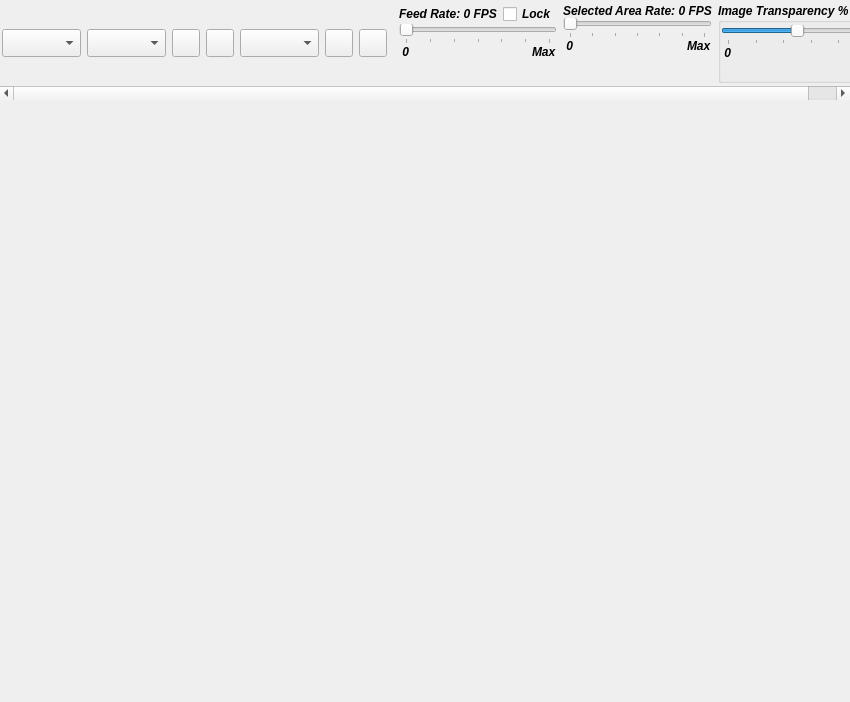
Qt form vigir_ocs_camera_view/src/ui/camera_view_widget.ui (team-vigir/vigir_ocs_common) before a commit.
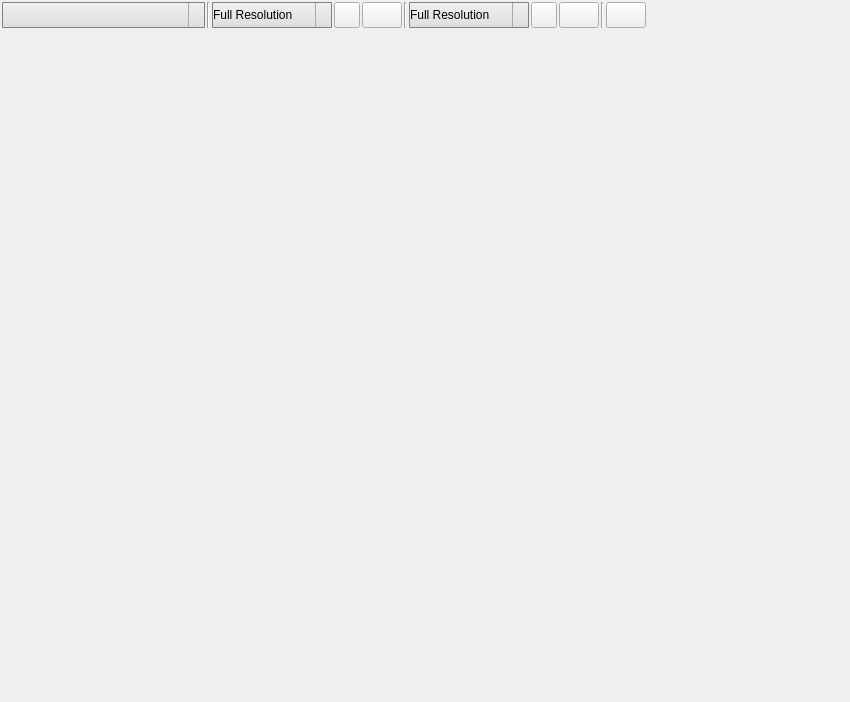
The same form after that commit. Icons and pictures are not drawn.

Commit message: several changes and fixes to the camera view

What changed in the file:
```diff
--- a/vigir_ocs_camera_view/src/ui/camera_view_widget.ui
+++ b/vigir_ocs_camera_view/src/ui/camera_view_widget.ui
@@ -37,16 +37,22 @@
    </property>
    <item>
     <widget class="QScrollArea" name="scrollArea">
+     <property name="sizePolicy">
+      <sizepolicy hsizetype="Expanding" vsizetype="Fixed">
+       <horstretch>0</horstretch>
+       <verstretch>0</verstretch>
+      </sizepolicy>
+     </property>
      <property name="minimumSize">
       <size>
        <width>0</width>
-       <height>0</height>
+       <height>30</height>
       </size>
      </property>
      <property name="maximumSize">
       <size>
        <width>16777215</width>
-       <height>100</height>
+       <height>30</height>
       </size>
      </property>
      <property name="font">
@@ -64,10 +70,10 @@
       <number>0</number>
      </property>
      <property name="verticalScrollBarPolicy">
-      <enum>Qt::ScrollBarAsNeeded</enum>
+      <enum>Qt::ScrollBarAlwaysOff</enum>
      </property>
      <property name="horizontalScrollBarPolicy">
-      <enum>Qt::ScrollBarAsNeeded</enum>
+      <enum>Qt::ScrollBarAlwaysOff</enum>
      </property>
      <property name="widgetResizable">
       <bool>true</bool>
@@ -77,8 +83,8 @@
        <rect>
         <x>0</x>
         <y>0</y>
-        <width>871</width>
-        <height>84</height>
+        <width>850</width>
+        <height>30</height>
        </rect>
       </property>
       <property name="sizePolicy">
@@ -88,6 +94,9 @@
        </sizepolicy>
       </property>
       <layout class="QHBoxLayout" name="horizontalLayout_2">
+       <property name="spacing">
+        <number>2</number>
+       </property>
        <property name="margin">
         <number>2</number>
        </property>
@@ -102,23 +111,98 @@
            <verstretch>0</verstretch>
           </sizepolicy>
          </property>
+         <property name="minimumSize">
+          <size>
+           <width>100</width>
+           <height>0</height>
+          </size>
+         </property>
          <property name="maximumSize">
           <size>
            <width>16777215</width>
-           <height>28</height>
+           <height>26</height>
           </size>
          </property>
+         <property name="font">
+          <font>
+           <pointsize>-1</pointsize>
+           <weight>50</weight>
+           <italic>false</italic>
+           <bold>false</bold>
+          </font>
+         </property>
          <property name="focusPolicy">
           <enum>Qt::TabFocus</enum>
          </property>
          <property name="toolTip">
           <string>&lt;html&gt;&lt;head/&gt;&lt;body&gt;&lt;p&gt;Change the camera topic.&lt;/p&gt;&lt;/body&gt;&lt;/html&gt;</string>
          </property>
+         <property name="styleSheet">
+          <string notr="true"> QComboBox {
+     border: 1px solid gray;
+     border-radius: 1px;
+     padding: 1px 18px 1px 0px;
+     font: &quot;Ubuntu&quot;;
+     font-size: 12px;
+ }
+
+ QComboBox:editable {
+     background: white;
+ }
+
+ QComboBox:!editable, QComboBox::drop-down:editable {
+      background: qlineargradient(spread:pad, x1:0, y1:0, x2:0, y2:1, stop:0 rgba(240, 240, 240, 255), stop:1 rgba(222, 222, 222, 255));
+ }
+
+ /* QComboBox gets the &quot;on&quot; state when the popup is open */
+ QComboBox:!editable:on, QComboBox::drop-down:editable:on {
+     background: qlineargradient(x1: 0, y1: 0, x2: 0, y2: 1,
+                                 stop: 0 #D3D3D3, stop: 0.4 #D8D8D8,
+                                 stop: 0.5 #DDDDDD, stop: 1.0 #E1E1E1);
+ }
+
+ QComboBox:on { /* shift the text when the popup opens */
+     padding-top: 3px;
+     padding-left: 4px;
+ }
+
+ QComboBox::drop-down {
+     subcontrol-origin: padding;
+     subcontrol-position: top right;
+     width: 15px;
+
+     border-left-width: 1px;
+     border-left-color: darkgray;
+     border-left-style: solid; /* just a single line */
+     border-top-right-radius: 3px; /* same radius as the QComboBox */
+     border-bottom-right-radius: 3px;
+     background: qlineargradient(x1: 0, y1: 0, x2: 0, y2: 1,
+                                  stop: 0 #E1E1E1, stop: 0.4 #DDDDDD,
+                                  stop: 0.5 #D8D8D8, stop: 1.0 #D3D3D3);
+ }
+
+ QComboBox::down-arrow:on { /* shift the arrow when popup is open */
+     top: 1px;
+     left: 1px;
+ }
+
+ QComboBox QAbstractItemView {
+     border: 2px solid darkgray;
+     selection-background-color: lightgray;
+ }</string>
+         </property>
          <property name="insertPolicy">
           <enum>QComboBox::InsertAtTop</enum>
          </property>
         </widget>
        </item>
+       <item>
+        <widget class="Line" name="line">
+         <property name="orientation">
+          <enum>Qt::Vertical</enum>
+         </property>
+        </widget>
+       </item>
        <item>
         <widget class="QComboBox" name="feed_resolution">
          <property name="sizePolicy">
@@ -129,16 +213,103 @@
          </property>
          <property name="maximumSize">
           <size>
-           <width>90</width>
-           <height>28</height>
+           <width>120</width>
+           <height>26</height>
           </size>
          </property>
+         <property name="font">
+          <font>
+           <pointsize>-1</pointsize>
+           <weight>50</weight>
+           <italic>false</italic>
+           <bold>false</bold>
+          </font>
+         </property>
          <property name="toolTip">
           <string>&lt;html&gt;&lt;head/&gt;&lt;body&gt;&lt;p&gt;Change the image resolution.&lt;/p&gt;&lt;/body&gt;&lt;/html&gt;</string>
          </property>
+         <property name="styleSheet">
+          <string notr="true"> QComboBox {
+     border: 1px solid gray;
+     border-radius: 1px;
+     padding: 1px 18px 1px 0px;
+     font: &quot;Ubuntu&quot;;
+     font-size: 12px;
+ }
+
+ QComboBox:editable {
+     background: white;
+ }
+
+ QComboBox:!editable, QComboBox::drop-down:editable {
+      background: qlineargradient(spread:pad, x1:0, y1:0, x2:0, y2:1, stop:0 rgba(240, 240, 240, 255), stop:1 rgba(222, 222, 222, 255));
+ }
+
+ /* QComboBox gets the &quot;on&quot; state when the popup is open */
+ QComboBox:!editable:on, QComboBox::drop-down:editable:on {
+     background: qlineargradient(x1: 0, y1: 0, x2: 0, y2: 1,
+                                 stop: 0 #D3D3D3, stop: 0.4 #D8D8D8,
+                                 stop: 0.5 #DDDDDD, stop: 1.0 #E1E1E1);
+ }
+
+ QComboBox:on { /* shift the text when the popup opens */
+     padding-top: 3px;
+     padding-left: 4px;
+ }
+
+ QComboBox::drop-down {
+     subcontrol-origin: padding;
+     subcontrol-position: top right;
+     width: 15px;
+
+     border-left-width: 1px;
+     border-left-color: darkgray;
+     border-left-style: solid; /* just a single line */
+     border-top-right-radius: 3px; /* same radius as the QComboBox */
+     border-bottom-right-radius: 3px;
+     background: qlineargradient(x1: 0, y1: 0, x2: 0, y2: 1,
+                                  stop: 0 #E1E1E1, stop: 0.4 #DDDDDD,
+                                  stop: 0.5 #D8D8D8, stop: 1.0 #D3D3D3);
+ }
+
+ QComboBox::down-arrow:on { /* shift the arrow when popup is open */
+     top: 1px;
+     left: 1px;
+ }
+
+ QComboBox QAbstractItemView {
+     border: 2px solid darkgray;
+     selection-background-color: lightgray;
+ }</string>
+         </property>
          <property name="currentIndex">
-          <number>-1</number>
+          <number>0</number>
          </property>
+         <item>
+          <property name="text">
+           <string>Full Resolution</string>
+          </property>
+         </item>
+         <item>
+          <property name="text">
+           <string>High Resolution</string>
+          </property>
+         </item>
+         <item>
+          <property name="text">
+           <string>Medium Resolution</string>
+          </property>
+         </item>
+         <item>
+          <property name="text">
+           <string>Low Resolution</string>
+          </property>
+         </item>
+         <item>
+          <property name="text">
+           <string>Very Low Resolution</string>
+          </property>
+         </item>
         </widget>
        </item>
        <item>
@@ -149,15 +320,24 @@
            <verstretch>0</verstretch>
           </sizepolicy>
          </property>
+         <property name="minimumSize">
+          <size>
+           <width>0</width>
+           <height>0</height>
+          </size>
+         </property>
          <property name="maximumSize">
           <size>
-           <width>28</width>
-           <height>28</height>
+           <width>26</width>
+           <height>26</height>
           </size>
          </property>
          <property name="toolTip">
           <string>&lt;html&gt;&lt;head/&gt;&lt;body&gt;&lt;p&gt;Get single full image from the selected camera.&lt;/p&gt;&lt;/body&gt;&lt;/html&gt;</string>
          </property>
+         <property name="styleSheet">
+          <string notr="true"/>
+         </property>
          <property name="text">
           <string/>
          </property>
@@ -174,19 +354,31 @@
          <property name="shortcut">
           <string>F</string>
          </property>
+         <property name="flat">
+          <bool>false</bool>
+         </property>
         </widget>
        </item>
        <item>
-        <widget class="QPushButton" name="applyCameraFeed">
+        <widget class="QPushButton" name="get_camera_feed">
+         <property name="minimumSize">
+          <size>
+           <width>0</width>
+           <height>0</height>
+          </size>
+         </property>
          <property name="maximumSize">
           <size>
-           <width>28</width>
-           <height>28</height>
+           <width>40</width>
+           <height>26</height>
           </size>
          </property>
          <property name="toolTip">
           <string>&lt;html&gt;&lt;head/&gt;&lt;body&gt;&lt;p&gt;Change video feed configuration.&lt;/p&gt;&lt;/body&gt;&lt;/html&gt;</string>
          </property>
+         <property name="styleSheet">
+          <string notr="true"/>
+         </property>
          <property name="text">
           <string/>
          </property>
@@ -200,6 +392,22 @@
            <height>22</height>
           </size>
          </property>
+         <property name="flat">
+          <bool>false</bool>
+         </property>
+        </widget>
+       </item>
+       <item>
+        <widget class="Line" name="line_2">
+         <property name="minimumSize">
+          <size>
+           <width>0</width>
+           <height>0</height>
+          </size>
+         </property>
+         <property name="orientation">
+          <enum>Qt::Vertical</enum>
+         </property>
         </widget>
        </item>
        <item>
@@ -212,20 +420,105 @@
          </property>
          <property name="maximumSize">
           <size>
-           <width>16777215</width>
-           <height>28</height>
+           <width>120</width>
+           <height>26</height>
           </size>
          </property>
+         <property name="styleSheet">
+          <string notr="true"> QComboBox {
+     border: 1px solid gray;
+     border-radius: 1px;
+     padding: 1px 18px 1px 0px;
+     font: &quot;Ubuntu&quot;;
+     font-size: 12px;
+ }
+
+ QComboBox:editable {
+     background: white;
+ }
+
+ QComboBox:!editable, QComboBox::drop-down:editable {
+      background: qlineargradient(spread:pad, x1:0, y1:0, x2:0, y2:1, stop:0 rgba(240, 240, 240, 255), stop:1 rgba(222, 222, 222, 255));
+ }
+
+ /* QComboBox gets the &quot;on&quot; state when the popup is open */
+ QComboBox:!editable:on, QComboBox::drop-down:editable:on {
+     background: qlineargradient(x1: 0, y1: 0, x2: 0, y2: 1,
+                                 stop: 0 #D3D3D3, stop: 0.4 #D8D8D8,
+                                 stop: 0.5 #DDDDDD, stop: 1.0 #E1E1E1);
+ }
+
+ QComboBox:on { /* shift the text when the popup opens */
+     padding-top: 3px;
+     padding-left: 4px;
+ }
+
+ QComboBox::drop-down {
+     subcontrol-origin: padding;
+     subcontrol-position: top right;
+     width: 15px;
+
+     border-left-width: 1px;
+     border-left-color: darkgray;
+     border-left-style: solid; /* just a single line */
+     border-top-right-radius: 3px; /* same radius as the QComboBox */
+     border-bottom-right-radius: 3px;
+     background: qlineargradient(x1: 0, y1: 0, x2: 0, y2: 1,
+                                  stop: 0 #E1E1E1, stop: 0.4 #DDDDDD,
+                                  stop: 0.5 #D8D8D8, stop: 1.0 #D3D3D3);
+ }
+
+ QComboBox::down-arrow:on { /* shift the arrow when popup is open */
+     top: 1px;
+     left: 1px;
+ }
+
+ QComboBox QAbstractItemView {
+     border: 2px solid darkgray;
+     selection-background-color: lightgray;
+ }</string>
+         </property>
+         <item>
+          <property name="text">
+           <string>Full Resolution</string>
+          </property>
+         </item>
+         <item>
+          <property name="text">
+           <string>High Resolution</string>
+          </property>
+         </item>
+         <item>
+          <property name="text">
+           <string>Medium Resolution</string>
+          </property>
+         </item>
+         <item>
+          <property name="text">
+           <string>Low Resolution</string>
+          </property>
+         </item>
+         <item>
+          <property name="text">
+           <string>Very Low Resolution</string>
+          </property>
+         </item>
         </widget>
        </item>
        <item>
         <widget class="QPushButton" name="getAreaImage">
          <property name="maximumSize">
           <size>
-           <width>28</width>
-           <height>28</height>
+           <width>26</width>
+           <height>26</height>
           </size>
          </property>
+         <property name="focusPolicy">
+          <enum>Qt::NoFocus</enum>
+         </property>
+         <property name="styleSheet">
+          <string notr="true"/>
+         </property>
          <property name="text">
           <string/>
          </property>
@@ -248,10 +541,16 @@
         <widget class="QPushButton" name="applyAreaFeed">
          <property name="maximumSize">
           <size>
-           <width>28</width>
-           <height>28</height>
+           <width>40</width>
+           <height>26</height>
           </size>
          </property>
+         <property name="focusPolicy">
+          <enum>Qt::NoFocus</enum>
+         </property>
+         <property name="styleSheet">
+          <string notr="true"/>
+         </property>
          <property name="text">
           <string/>
          </property>
@@ -268,504 +567,42 @@
         </widget>
        </item>
        <item>
-        <widget class="QWidget" name="widget" native="true">
-         <layout class="QVBoxLayout" name="verticalLayout_2">
-          <property name="spacing">
-           <number>0</number>
-          </property>
-          <property name="margin">
-           <number>0</number>
-          </property>
-         </layout>
+        <widget class="Line" name="line_3">
+         <property name="orientation">
+          <enum>Qt::Vertical</enum>
+         </property>
         </widget>
        </item>
        <item>
-        <widget class="QWidget" name="widget_2" native="true">
-         <layout class="QVBoxLayout" name="verticalLayout_7">
-          <property name="spacing">
-           <number>0</number>
-          </property>
-          <property name="leftMargin">
-           <number>0</number>
-          </property>
-          <property name="topMargin">
-           <number>2</number>
-          </property>
-          <property name="rightMargin">
-           <number>0</number>
-          </property>
-          <property name="bottomMargin">
-           <number>0</number>
-          </property>
-          <item>
-           <widget class="QWidget" name="widget_7" native="true">
-            <layout class="QHBoxLayout" name="horizontalLayout">
-             <property name="margin">
-              <number>0</number>
-             </property>
-             <item>
-              <widget class="QLabel" name="label_9">
-               <property name="text">
-                <string>&lt;html&gt;&lt;head/&gt;&lt;body&gt;&lt;p&gt;&lt;span style=&quot; font-weight:600;&quot;&gt;Feed Rate: 0 FPS&lt;/span&gt;&lt;/p&gt;&lt;/body&gt;&lt;/html&gt;</string>
-               </property>
-               <property name="textFormat">
-                <enum>Qt::RichText</enum>
-               </property>
-              </widget>
-             </item>
-             <item>
-              <widget class="QCheckBox" name="lock_box">
-               <property name="sizePolicy">
-                <sizepolicy hsizetype="Maximum" vsizetype="Maximum">
-                 <horstretch>0</horstretch>
-                 <verstretch>0</verstretch>
-                </sizepolicy>
-               </property>
-               <property name="maximumSize">
-                <size>
-                 <width>81</width>
-                 <height>22</height>
-                </size>
-               </property>
-               <property name="text">
-                <string>Lock</string>
-               </property>
-              </widget>
-             </item>
-            </layout>
-           </widget>
-          </item>
-          <item>
-           <widget class="QSlider" name="feed_slider">
-            <property name="sizePolicy">
-             <sizepolicy hsizetype="Expanding" vsizetype="Expanding">
-              <horstretch>0</horstretch>
-              <verstretch>0</verstretch>
-             </sizepolicy>
-            </property>
-            <property name="maximumSize">
-             <size>
-              <width>174</width>
-              <height>24</height>
-             </size>
-            </property>
-            <property name="focusPolicy">
-             <enum>Qt::WheelFocus</enum>
-            </property>
-            <property name="maximum">
-             <number>30</number>
-            </property>
-            <property name="value">
-             <number>0</number>
-            </property>
-            <property name="orientation">
-             <enum>Qt::Horizontal</enum>
-            </property>
-            <property name="tickPosition">
-             <enum>QSlider::TicksBelow</enum>
-            </property>
-            <property name="tickInterval">
-             <number>5</number>
-            </property>
-           </widget>
-          </item>
-          <item>
-           <widget class="QWidget" name="widget_11" native="true">
-            <property name="sizePolicy">
-             <sizepolicy hsizetype="Maximum" vsizetype="Maximum">
-              <horstretch>0</horstretch>
-              <verstretch>0</verstretch>
-             </sizepolicy>
-            </property>
-            <property name="maximumSize">
-             <size>
-              <width>191</width>
-              <height>16</height>
-             </size>
-            </property>
-            <layout class="QHBoxLayout" name="horizontalLayout_8">
-             <property name="spacing">
-              <number>0</number>
-             </property>
-             <property name="margin">
-              <number>0</number>
-             </property>
-             <item>
-              <widget class="QLabel" name="label_11">
-               <property name="sizePolicy">
-                <sizepolicy hsizetype="Maximum" vsizetype="Maximum">
-                 <horstretch>0</horstretch>
-                 <verstretch>0</verstretch>
-                </sizepolicy>
-               </property>
-               <property name="maximumSize">
-                <size>
-                 <width>20</width>
-                 <height>20</height>
-                </size>
-               </property>
-               <property name="text">
-                <string> 0</string>
-               </property>
-              </widget>
-             </item>
-             <item>
-              <spacer name="horizontalSpacer_3">
-               <property name="orientation">
-                <enum>Qt::Horizontal</enum>
-               </property>
-               <property name="sizeHint" stdset="0">
-                <size>
-                 <width>40</width>
-                 <height>20</height>
-                </size>
-               </property>
-              </spacer>
-             </item>
-             <item>
-              <widget class="QLabel" name="label_12">
-               <property name="sizePolicy">
-                <sizepolicy hsizetype="Maximum" vsizetype="Maximum">
-                 <horstretch>0</horstretch>
-                 <verstretch>0</verstretch>
-                </sizepolicy>
-               </property>
-               <property name="maximumSize">
-                <size>
-                 <width>31</width>
-                 <height>20</height>
-                </size>
-               </property>
-               <property name="text">
-                <string>Max</string>
-               </property>
-              </widget>
-             </item>
-            </layout>
-           </widget>
-          </item>
-          <item>
-           <spacer name="verticalSpacer">
-            <property name="orientation">
-             <enum>Qt::Vertical</enum>
-            </property>
-            <property name="sizeHint" stdset="0">
-             <size>
-              <width>20</width>
-              <height>40</height>
-             </size>
-            </property>
-           </spacer>
-          </item>
-         </layout>
-        </widget>
-       </item>
-       <item>
-        <widget class="QWidget" name="widget_3" native="true">
-         <layout class="QVBoxLayout" name="verticalLayout_8">
-          <property name="spacing">
-           <number>0</number>
-          </property>
-          <property name="leftMargin">
-           <number>0</number>
-          </property>
-          <property name="topMargin">
-           <number>2</number>
-          </property>
-          <property name="rightMargin">
-           <number>0</number>
-          </property>
-          <property name="bottomMargin">
-           <number>0</number>
-          </property>
-          <item>
-           <widget class="QLabel" name="label_10">
-            <property name="text">
-             <string>&lt;html&gt;&lt;head/&gt;&lt;body&gt;&lt;p&gt;&lt;span style=&quot; font-weight:600;&quot;&gt;Selected Area Rate: 0 FPS&lt;/span&gt;&lt;/p&gt;&lt;/body&gt;&lt;/html&gt;</string>
-            </property>
-           </widget>
-          </item>
-          <item>
-           <widget class="QSlider" name="selected_slider">
-            <property name="sizePolicy">
-             <sizepolicy hsizetype="Maximum" vsizetype="Maximum">
-              <horstretch>0</horstretch>
-              <verstretch>0</verstretch>
-             </sizepolicy>
-            </property>
-            <property name="maximumSize">
-             <size>
-              <width>174</width>
-              <height>24</height>
-             </size>
-            </property>
-            <property name="maximum">
-             <number>30</number>
-            </property>
-            <property name="value">
-             <number>0</number>
-            </property>
-            <property name="orientation">
-             <enum>Qt::Horizontal</enum>
-            </property>
-            <property name="tickPosition">
-             <enum>QSlider::TicksBelow</enum>
-            </property>
-            <property name="tickInterval">
-             <number>5</number>
-            </property>
-           </widget>
-          </item>
-          <item>
-           <widget class="QWidget" name="widget_4" native="true">
-            <property name="sizePolicy">
-             <sizepolicy hsizetype="Maximum" vsizetype="Maximum">
-              <horstretch>0</horstretch>
-              <verstretch>0</verstretch>
-             </sizepolicy>
-            </property>
-            <property name="maximumSize">
-             <size>
-              <width>191</width>
-              <height>16</height>
-             </size>
-            </property>
-            <layout class="QHBoxLayout" name="horizontalLayout_4">
-             <property name="spacing">
-              <number>0</number>
-             </property>
-             <property name="margin">
-              <number>0</number>
-             </property>
-             <item>
-              <widget class="QLabel" name="label_6">
-               <property name="sizePolicy">
-                <sizepolicy hsizetype="Maximum" vsizetype="Maximum">
-                 <horstretch>0</horstretch>
-                 <verstretch>0</verstretch>
-                </sizepolicy>
-               </property>
-               <property name="maximumSize">
-                <size>
-                 <width>20</width>
-                 <height>20</height>
-                </size>
-               </property>
-               <property name="text">
-                <string> 0</string>
-               </property>
-              </widget>
-             </item>
-             <item>
-              <spacer name="horizontalSpacer_2">
-               <property name="orientation">
-                <enum>Qt::Horizontal</enum>
-               </property>
-               <property name="sizeHint" stdset="0">
-                <size>
-                 <width>40</width>
-                 <height>20</height>
-                </size>
-               </property>
-              </spacer>
-             </item>
-             <item>
-              <widget class="QLabel" name="label_7">
-               <property name="sizePolicy">
-                <sizepolicy hsizetype="Maximum" vsizetype="Maximum">
-                 <horstretch>0</horstretch>
-                 <verstretch>0</verstretch>
-                </sizepolicy>
-               </property>
-               <property name="maximumSize">
-                <size>
-                 <width>31</width>
-                 <height>20</height>
-                </size>
-               </property>
-               <property name="text">
-                <string>Max</string>
-               </property>
-              </widget>
-             </item>
-            </layout>
-           </widget>
-          </item>
-          <item>
-           <spacer name="verticalSpacer_2">
-            <property name="orientation">
-             <enum>Qt::Vertical</enum>
-            </property>
-            <property name="sizeHint" stdset="0">
-             <size>
-              <width>20</width>
-              <height>40</height>
-             </size>
-            </property>
-           </spacer>
-          </item>
-         </layout>
-        </widget>
-       </item>
-       <item>
-        <widget class="QGroupBox" name="image_box">
-         <property name="sizePolicy">
-          <sizepolicy hsizetype="Expanding" vsizetype="Expanding">
-           <horstretch>0</horstretch>
-           <verstretch>0</verstretch>
-          </sizepolicy>
+        <widget class="QPushButton" name="image_transparency">
+         <property name="minimumSize">
+          <size>
+           <width>0</width>
+           <height>0</height>
+          </size>
          </property>
          <property name="maximumSize">
           <size>
-           <width>16777215</width>
-           <height>80</height>
+           <width>40</width>
+           <height>26</height>
           </size>
          </property>
-         <property name="title">
-          <string>Image Transparency %</string>
+         <property name="styleSheet">
+          <string notr="true"/>
          </property>
-         <property name="checkable">
-          <bool>false</bool>
+         <property name="text">
+          <string/>
          </property>
-         <layout class="QVBoxLayout" name="verticalLayout">
-          <property name="spacing">
-           <number>0</number>
-          </property>
-          <property name="leftMargin">
-           <number>0</number>
-          </property>
-          <property name="topMargin">
-           <number>2</number>
-          </property>
-          <property name="rightMargin">
-           <number>0</number>
-          </property>
-          <property name="bottomMargin">
-           <number>0</number>
-          </property>
-          <item>
-           <widget class="QSlider" name="transparency_slider">
-            <property name="enabled">
-             <bool>true</bool>
-            </property>
-            <property name="sizePolicy">
-             <sizepolicy hsizetype="Maximum" vsizetype="Maximum">
-              <horstretch>0</horstretch>
-              <verstretch>0</verstretch>
-             </sizepolicy>
-            </property>
-            <property name="maximumSize">
-             <size>
-              <width>154</width>
-              <height>27</height>
-             </size>
-            </property>
-            <property name="maximum">
-             <number>100</number>
-            </property>
-            <property name="value">
-             <number>50</number>
-            </property>
-            <property name="orientation">
-             <enum>Qt::Horizontal</enum>
-            </property>
-            <property name="tickPosition">
-             <enum>QSlider::TicksBelow</enum>
-            </property>
-            <property name="tickInterval">
-             <number>20</number>
-            </property>
-           </widget>
-          </item>
-          <item>
-           <widget class="QWidget" name="widget_12" native="true">
-            <property name="sizePolicy">
-             <sizepolicy hsizetype="Maximum" vsizetype="Maximum">
-              <horstretch>0</horstretch>
-              <verstretch>0</verstretch>
-             </sizepolicy>
-            </property>
-            <property name="maximumSize">
-             <size>
-              <width>205</width>
-              <height>16</height>
-             </size>
-            </property>
-            <layout class="QHBoxLayout" name="horizontalLayout_9">
-             <property name="spacing">
-              <number>0</number>
-             </property>
-             <property name="margin">
-              <number>0</number>
-             </property>
-             <item>
-              <widget class="QLabel" name="label_13">
-               <property name="sizePolicy">
-                <sizepolicy hsizetype="Maximum" vsizetype="Maximum">
-                 <horstretch>0</horstretch>
-                 <verstretch>0</verstretch>
-                </sizepolicy>
-               </property>
-               <property name="maximumSize">
-                <size>
-                 <width>20</width>
-                 <height>20</height>
-                </size>
-               </property>
-               <property name="text">
-                <string> 0</string>
-               </property>
-              </widget>
-             </item>
-             <item>
-              <spacer name="horizontalSpacer_4">
-               <property name="orientation">
-                <enum>Qt::Horizontal</enum>
-               </property>
-               <property name="sizeHint" stdset="0">
-                <size>
-                 <width>40</width>
-                 <height>20</height>
-                </size>
-               </property>
-              </spacer>
-             </item>
-             <item>
-              <widget class="QLabel" name="label_14">
-               <property name="sizePolicy">
-                <sizepolicy hsizetype="Maximum" vsizetype="Maximum">
-                 <horstretch>0</horstretch>
-                 <verstretch>0</verstretch>
-                </sizepolicy>
-               </property>
-               <property name="maximumSize">
-                <size>
-                 <width>31</width>
-                 <height>20</height>
-                </size>
-               </property>
-               <property name="text">
-                <string>100</string>
-               </property>
-              </widget>
-             </item>
-            </layout>
-           </widget>
-          </item>
-          <item>
-           <spacer name="verticalSpacer_4">
-            <property name="orientation">
-             <enum>Qt::Vertical</enum>
-            </property>
-            <property name="sizeHint" stdset="0">
-             <size>
-              <width>20</width>
-              <height>40</height>
-             </size>
-            </property>
-           </spacer>
-          </item>
-         </layout>
+         <property name="icon">
+          <iconset>
+           <normaloff>../../icons/image_transparency.png</normaloff>../../icons/image_transparency.png</iconset>
+         </property>
+         <property name="iconSize">
+          <size>
+           <width>22</width>
+           <height>22</height>
+          </size>
+         </property>
         </widget>
        </item>
        <item>
```
Left out of the diff: 12 changed lines with no effect on the pictures. The commit also changes 3 other files.
